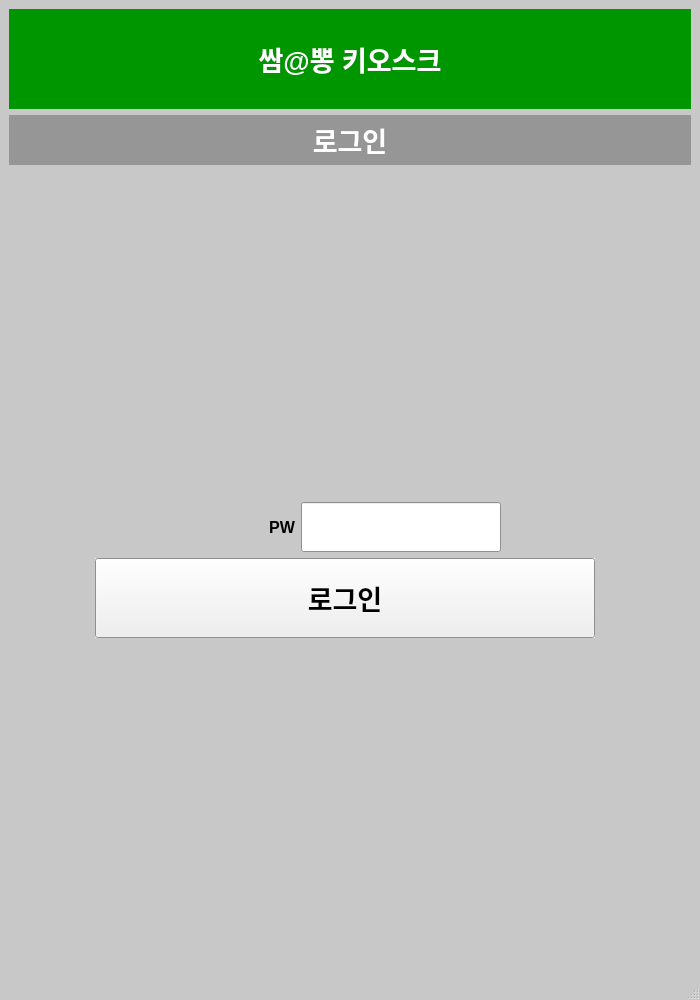
Above: AL JSG Project/login.ui from Karuperu/Algorithm24 before the change. Below: the same form after it.
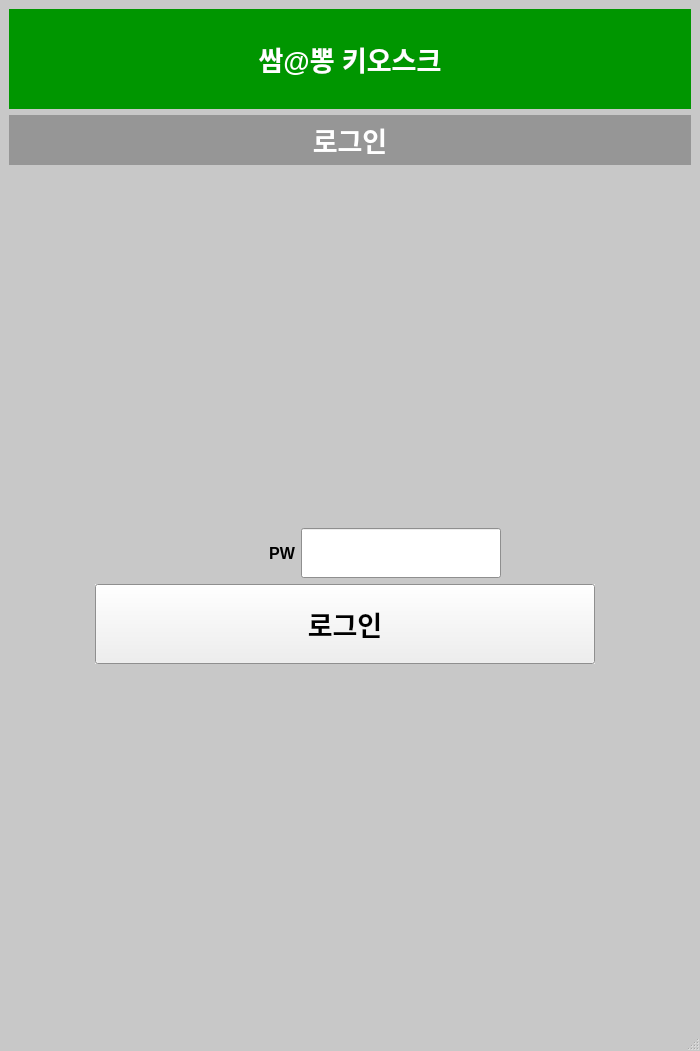
That is the form after the change.

What changed in the file:
```diff
--- a/AL JSG Project/login.ui
+++ b/AL JSG Project/login.ui
@@ -7,7 +7,7 @@
     <x>0</x>
     <y>0</y>
     <width>700</width>
-    <height>1000</height>
+    <height>1051</height>
    </rect>
   </property>
   <property name="palette">
```
